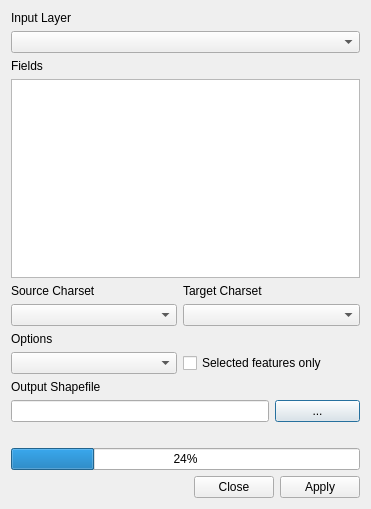
First picture: the form in forms/hcmgis_font_convert_form.ui, repository thangqd/HCMGIS, before the edit.
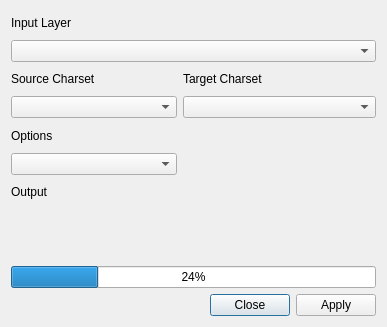
Second picture: the form after the edit. Custom widgets are drawn as their Qt base class.

Commit message: update standalone HCMGIS library

Patch:
```diff
--- a/forms/hcmgis_font_convert_form.ui
+++ b/forms/hcmgis_font_convert_form.ui
@@ -12,8 +12,8 @@
    <rect>
     <x>0</x>
     <y>0</y>
-    <width>371</width>
-    <height>509</height>
+    <width>387</width>
+    <height>327</height>
    </rect>
   </property>
   <property name="mouseTracking">
@@ -23,102 +23,29 @@
    <string>Vietnamese Font Converter</string>
   </property>
   <layout class="QVBoxLayout" name="verticalLayout">
-   <item>
-    <widget class="QLabel" name="LblInput">
-     <property name="text">
-      <string>Input Layer</string>
-     </property>
-    </widget>
-   </item>
-   <item>
-    <widget class="QgsMapLayerComboBox" name="CboInput"/>
-   </item>
-   <item>
-    <widget class="QLabel" name="LblOutput_2">
-     <property name="text">
-      <string>Fields</string>
-     </property>
-    </widget>
-   </item>
-   <item>
-    <widget class="QListWidget" name="ListFields">
-     <property name="alternatingRowColors">
-      <bool>true</bool>
-     </property>
-     <property name="selectionMode">
-      <enum>QAbstractItemView::ExtendedSelection</enum>
-     </property>
-     <property name="selectionBehavior">
-      <enum>QAbstractItemView::SelectRows</enum>
-     </property>
-    </widget>
-   </item>
    <item>
     <layout class="QGridLayout" name="gridLayout">
      <property name="sizeConstraint">
       <enum>QLayout::SetDefaultConstraint</enum>
      </property>
-     <item row="0" column="0">
-      <widget class="QLabel" name="LblSourceFont">
+     <item row="0" column="0" colspan="3">
+      <widget class="QLabel" name="LblInput">
        <property name="text">
-        <string>Source Charset</string>
+        <string>Input Layer</string>
        </property>
       </widget>
      </item>
-     <item row="1" column="0">
-      <widget class="QComboBox" name="CboSourceFont">
-       <item>
-        <property name="text">
-         <string/>
-        </property>
-       </item>
-       <item>
-        <property name="text">
-         <string>TCVN3</string>
-        </property>
-       </item>
-       <item>
-        <property name="text">
-         <string>Unicode</string>
-        </property>
-       </item>
-       <item>
-        <property name="text">
-         <string>VNI-Windows</string>
-        </property>
-       </item>
-      </widget>
+     <item row="1" column="0" colspan="3">
+      <widget class="QgsMapLayerComboBox" name="CboInput"/>
      </item>
-     <item row="1" column="1" colspan="2">
-      <widget class="QComboBox" name="CboDestFont">
-       <item>
-        <property name="text">
-         <string/>
-        </property>
-       </item>
-       <item>
-        <property name="text">
-         <string>Unicode</string>
-        </property>
-       </item>
-       <item>
-        <property name="text">
-         <string>TCVN3</string>
-        </property>
-       </item>
-       <item>
-        <property name="text">
-         <string>VNI-Windows</string>
-        </property>
-       </item>
-       <item>
-        <property name="text">
-         <string>ANSI (Khong dau)</string>
-        </property>
-       </item>
+     <item row="2" column="1" colspan="2">
+      <widget class="QLabel" name="LblDestFont">
+       <property name="text">
+        <string>Target Charset</string>
+       </property>
       </widget>
      </item>
-     <item row="3" column="0">
+     <item row="5" column="0">
       <widget class="QComboBox" name="CboOption">
        <item>
         <property name="text">
@@ -147,64 +74,99 @@
        </item>
       </widget>
      </item>
-     <item row="3" column="1" colspan="2">
-      <widget class="QCheckBox" name="ChkSelectedFeaturesOnly">
-       <property name="text">
-        <string>Selected features only</string>
-       </property>
-      </widget>
-     </item>
-     <item row="5" column="0" colspan="2">
-      <widget class="QLineEdit" name="LinOutput">
-       <property name="readOnly">
-        <bool>true</bool>
-       </property>
-      </widget>
-     </item>
-     <item row="5" column="2">
-      <widget class="QPushButton" name="BtnBrowseOutput">
-       <property name="text">
-        <string>...</string>
-       </property>
-      </widget>
-     </item>
-     <item row="0" column="1" colspan="2">
-      <widget class="QLabel" name="LblDestFont">
-       <property name="text">
-        <string>Target Charset</string>
-       </property>
-      </widget>
-     </item>
-     <item row="2" column="0" colspan="3">
+     <item row="4" column="0" colspan="3">
       <widget class="QLabel" name="LblOption">
        <property name="text">
         <string>Options</string>
        </property>
       </widget>
      </item>
-     <item row="4" column="0" colspan="3">
+     <item row="6" column="0" colspan="3">
       <widget class="QLabel" name="LblOutput">
        <property name="text">
-        <string>Output Shapefile</string>
+        <string>Output</string>
        </property>
       </widget>
      </item>
+     <item row="9" column="0" colspan="3">
+      <widget class="QProgressBar" name="status">
+       <property name="value">
+        <number>24</number>
+       </property>
+      </widget>
+     </item>
+     <item row="3" column="1" colspan="2">
+      <widget class="QComboBox" name="CboDestFont">
+       <item>
+        <property name="text">
+         <string/>
+        </property>
+       </item>
+       <item>
+        <property name="text">
+         <string>Unicode</string>
+        </property>
+       </item>
+       <item>
+        <property name="text">
+         <string>TCVN3</string>
+        </property>
+       </item>
+       <item>
+        <property name="text">
+         <string>VNI-Windows</string>
+        </property>
+       </item>
+       <item>
+        <property name="text">
+         <string>ANSI (Khong dau)</string>
+        </property>
+       </item>
+      </widget>
+     </item>
+     <item row="8" column="0" colspan="3">
+      <widget class="QLabel" name="LblStatus">
+       <property name="text">
+        <string/>
+       </property>
+      </widget>
+     </item>
+     <item row="2" column="0">
+      <widget class="QLabel" name="LblSourceFont">
+       <property name="text">
+        <string>Source Charset</string>
+       </property>
+      </widget>
+     </item>
+     <item row="3" column="0">
+      <widget class="QComboBox" name="CboSourceFont">
+       <item>
+        <property name="text">
+         <string/>
+        </property>
+       </item>
+       <item>
+        <property name="text">
+         <string>TCVN3</string>
+        </property>
+       </item>
+       <item>
+        <property name="text">
+         <string>Unicode</string>
+        </property>
+       </item>
+       <item>
+        <property name="text">
+         <string>VNI-Windows</string>
+        </property>
+       </item>
+      </widget>
+     </item>
+     <item row="7" column="0" colspan="3">
+      <widget class="QgsFileWidget" name="output_file_name"/>
+     </item>
     </layout>
    </item>
-   <item>
-    <widget class="QLabel" name="LblStatus">
-     <property name="text">
-      <string/>
-     </property>
-    </widget>
-   </item>
-   <item>
-    <widget class="QProgressBar" name="status">
-     <property name="value">
-      <number>24</number>
-     </property>
-    </widget>
-   </item>
    <item>
     <widget class="QDialogButtonBox" name="BtnApplyClose">
      <property name="standardButtons">
@@ -215,6 +177,11 @@
   </layout>
  </widget>
  <customwidgets>
+  <customwidget>
+   <class>QgsFileWidget</class>
+   <extends>QWidget</extends>
+   <header>qgsfilewidget.h</header>
+  </customwidget>
   <customwidget>
    <class>QgsMapLayerComboBox</class>
    <extends>QComboBox</extends>
```
The commit also changes 44 other files.
